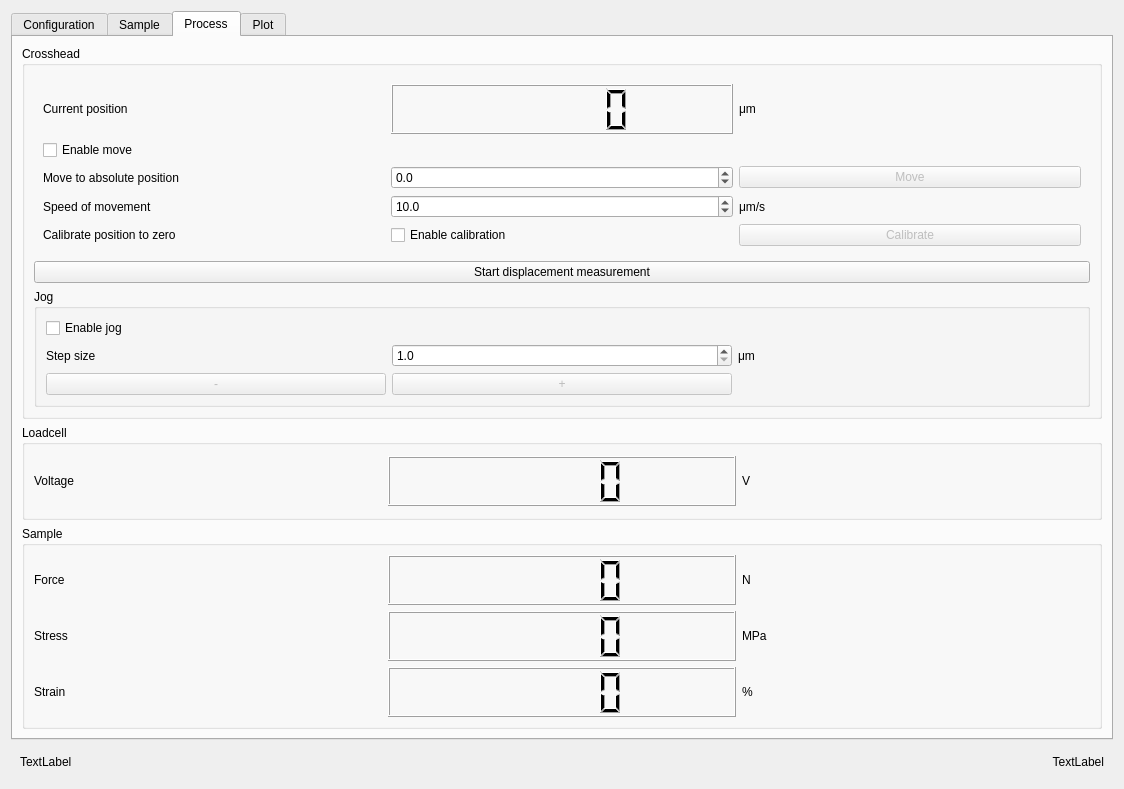
Qt form loadframe.ui (zoltan885/P212_loadframe) before a commit.
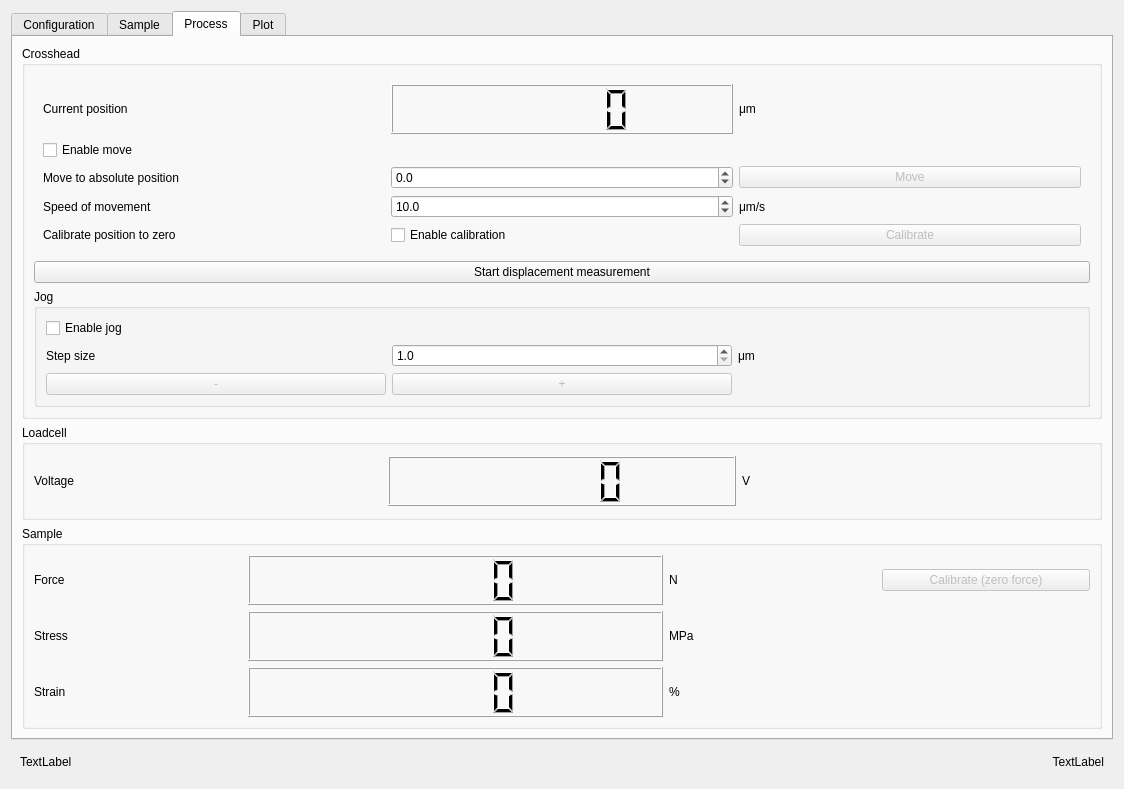
The same form after that commit. The open tabs and pages were chosen to show the change.

Commit message: added test Tango server

The edit to the form file:
```diff
--- a/loadframe.ui
+++ b/loadframe.ui
@@ -140,19 +140,6 @@
             </property>
            </widget>
           </item>
-          <item row="16" column="1">
-           <widget class="QPushButton" name="pushButton_zeroVoltageCalibration">
-            <property name="enabled">
-             <bool>false</bool>
-            </property>
-            <property name="toolTip">
-             <string>&lt;html&gt;&lt;head/&gt;&lt;body&gt;&lt;p&gt;Calibrate the voltage offset.&lt;/p&gt;&lt;/body&gt;&lt;/html&gt;</string>
-            </property>
-            <property name="text">
-             <string>Calibrate</string>
-            </property>
-           </widget>
-          </item>
           <item row="17" column="1">
            <widget class="QLabel" name="label_conversionEq">
             <property name="sizePolicy">
@@ -866,8 +853,21 @@
           <string>Sample</string>
          </property>
          <layout class="QGridLayout" name="gridLayout_4">
+          <item row="3" column="0">
+           <widget class="QLabel" name="label_33">
+            <property name="text">
+             <string>Strain</string>
+            </property>
+           </widget>
+          </item>
           <item row="0" column="0">
            <widget class="QLabel" name="label_21">
+            <property name="sizePolicy">
+             <sizepolicy hsizetype="Preferred" vsizetype="Preferred">
+              <horstretch>1</horstretch>
+              <verstretch>0</verstretch>
+             </sizepolicy>
+            </property>
             <property name="text">
              <string>Force</string>
             </property>
@@ -875,66 +875,26 @@
           </item>
           <item row="0" column="2">
            <widget class="QLabel" name="label_22">
+            <property name="sizePolicy">
+             <sizepolicy hsizetype="Minimum" vsizetype="Preferred">
+              <horstretch>1</horstretch>
+              <verstretch>0</verstretch>
+             </sizepolicy>
+            </property>
             <property name="text">
              <string>N</string>
             </property>
            </widget>
           </item>
-          <item row="0" column="1">
-           <widget class="QLCDNumber" name="lcdNumber_sampleForce">
-            <property name="sizePolicy">
-             <sizepolicy hsizetype="Minimum" vsizetype="Fixed">
-              <horstretch>0</horstretch>
-              <verstretch>0</verstretch>
-             </sizepolicy>
-            </property>
-            <property name="minimumSize">
-             <size>
-              <width>0</width>
-              <height>50</height>
-             </size>
-            </property>
-           </widget>
-          </item>
-          <item row="1" column="2">
-           <widget class="QLabel" name="label_26">
-            <property name="text">
-             <string>MPa</string>
-            </property>
-           </widget>
-          </item>
-          <item row="1" column="1">
-           <widget class="QLCDNumber" name="lcdNumber_sampleStress">
-            <property name="sizePolicy">
-             <sizepolicy hsizetype="Minimum" vsizetype="Fixed">
-              <horstretch>0</horstretch>
-              <verstretch>0</verstretch>
-             </sizepolicy>
-            </property>
-            <property name="minimumSize">
-             <size>
-              <width>0</width>
-              <height>50</height>
-             </size>
-            </property>
-           </widget>
-          </item>
-          <item row="1" column="0">
+          <item row="2" column="0">
            <widget class="QLabel" name="label_25">
             <property name="text">
              <string>Stress</string>
             </property>
            </widget>
           </item>
-          <item row="2" column="0">
-           <widget class="QLabel" name="label_33">
-            <property name="text">
-             <string>Strain</string>
-            </property>
-           </widget>
-          </item>
           <item row="2" column="1">
-           <widget class="QLCDNumber" name="lcdNumber_sampleStrain">
+           <widget class="QLCDNumber" name="lcdNumber_sampleStress">
             <property name="sizePolicy">
              <sizepolicy hsizetype="Minimum" vsizetype="Fixed">
               <horstretch>0</horstretch>
@@ -949,13 +909,68 @@
             </property>
            </widget>
           </item>
-          <item row="2" column="2">
+          <item row="3" column="2">
            <widget class="QLabel" name="label_34">
             <property name="text">
              <string>%</string>
             </property>
            </widget>
           </item>
+          <item row="0" column="1">
+           <widget class="QLCDNumber" name="lcdNumber_sampleForce">
+            <property name="sizePolicy">
+             <sizepolicy hsizetype="Minimum" vsizetype="Fixed">
+              <horstretch>2</horstretch>
+              <verstretch>0</verstretch>
+             </sizepolicy>
+            </property>
+            <property name="minimumSize">
+             <size>
+              <width>0</width>
+              <height>50</height>
+             </size>
+            </property>
+           </widget>
+          </item>
+          <item row="2" column="2">
+           <widget class="QLabel" name="label_26">
+            <property name="text">
+             <string>MPa</string>
+            </property>
+           </widget>
+          </item>
+          <item row="3" column="1">
+           <widget class="QLCDNumber" name="lcdNumber_sampleStrain">
+            <property name="sizePolicy">
+             <sizepolicy hsizetype="Minimum" vsizetype="Fixed">
+              <horstretch>0</horstretch>
+              <verstretch>0</verstretch>
+             </sizepolicy>
+            </property>
+            <property name="minimumSize">
+             <size>
+              <width>0</width>
+              <height>50</height>
+             </size>
+            </property>
+           </widget>
+          </item>
+          <item row="0" column="3">
+           <widget class="QPushButton" name="pushButton_zeroVoltageCalibration">
+            <property name="enabled">
+             <bool>false</bool>
+            </property>
+            <property name="sizePolicy">
+             <sizepolicy hsizetype="Minimum" vsizetype="Fixed">
+              <horstretch>1</horstretch>
+              <verstretch>0</verstretch>
+             </sizepolicy>
+            </property>
+            <property name="text">
+             <string>Calibrate (zero force)</string>
+            </property>
+           </widget>
+          </item>
          </layout>
         </widget>
        </item>
```
Left out of the diff: 106 changed lines with no effect on the pictures. The commit also changes 1 other file.
